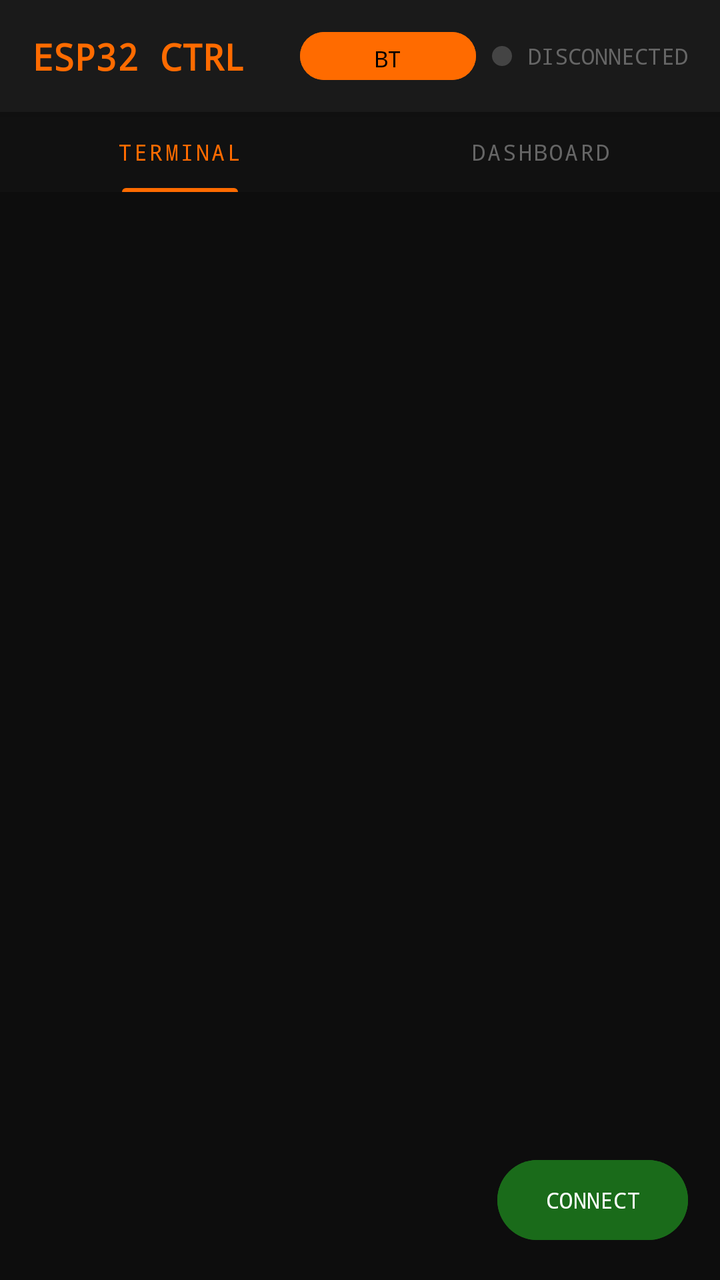
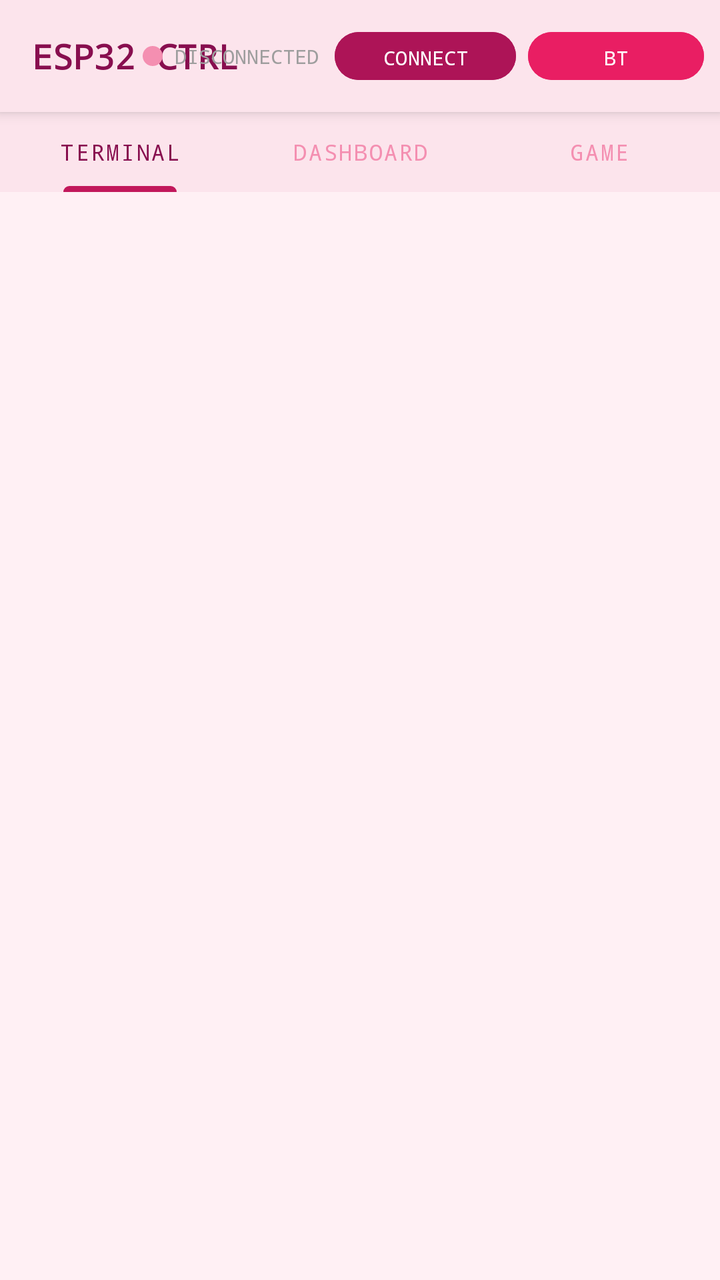

Two renders of the same Android screen: before a commit and after it. Below are the layout's source before the change and the commit's diff.
<!-- AndroidManifest.xml: application theme Theme.ESP32_valdymas -->
<!-- res/layout/fragment_main.xml -->
<?xml version="1.0" encoding="utf-8"?>
<androidx.constraintlayout.widget.ConstraintLayout
    xmlns:android="http://schemas.android.com/apk/res/android"
    xmlns:app="http://schemas.android.com/apk/res-auto"
    android:layout_width="match_parent"
    android:layout_height="match_parent"
    android:background="#0D0D0D">

    
    <androidx.constraintlayout.widget.ConstraintLayout
        android:id="@+id/header"
        android:layout_width="0dp"
        android:layout_height="56dp"
        android:background="#1A1A1A"
        android:elevation="4dp"
        app:layout_constraintEnd_toEndOf="parent"
        app:layout_constraintStart_toStartOf="parent"
        app:layout_constraintTop_toTopOf="parent">

        <TextView
            android:id="@+id/tvAppTitle"
            android:layout_width="wrap_content"
            android:layout_height="wrap_content"
            android:text="ESP32 CTRL"
            android:textColor="#FF6B00"
            android:textSize="18sp"
            android:textStyle="bold"
            android:fontFamily="monospace"
            app:layout_constraintBottom_toBottomOf="parent"
            app:layout_constraintStart_toStartOf="parent"
            android:layout_marginStart="16dp"
            app:layout_constraintTop_toTopOf="parent" />

        
        <View
            android:id="@+id/viewStatusDot"
            android:layout_width="10dp"
            android:layout_height="10dp"
            android:background="@drawable/status_dot"
            android:layout_marginEnd="8dp"
            app:layout_constraintBottom_toBottomOf="parent"
            app:layout_constraintEnd_toStartOf="@+id/tvConnectionStatus"
            app:layout_constraintTop_toTopOf="parent" />

        <TextView
            android:id="@+id/tvConnectionStatus"
            android:layout_width="wrap_content"
            android:layout_height="wrap_content"
            android:text="DISCONNECTED"
            android:textColor="#666666"
            android:textSize="11sp"
            android:fontFamily="monospace"
            android:layout_marginEnd="16dp"
            app:layout_constraintBottom_toBottomOf="parent"
            app:layout_constraintEnd_toEndOf="parent"
            app:layout_constraintTop_toTopOf="parent" />

        <Button
            android:id="@+id/bList"
            android:layout_width="wrap_content"
            android:layout_height="32dp"
            android:text="BT"
            android:textSize="11sp"
            android:fontFamily="monospace"
            android:backgroundTint="#FF6B00"
            android:textColor="#000000"
            android:layout_marginEnd="8dp"
            app:layout_constraintBottom_toBottomOf="parent"
            app:layout_constraintEnd_toStartOf="@+id/viewStatusDot"
            app:layout_constraintTop_toTopOf="parent" />

    </androidx.constraintlayout.widget.ConstraintLayout>

    
    <com.google.android.material.tabs.TabLayout
        android:id="@+id/tabLayout"
        android:layout_width="0dp"
        android:layout_height="40dp"
        android:background="#111111"
        app:tabTextColor="#666666"
        app:tabSelectedTextColor="#FF6B00"
        app:tabIndicatorColor="#FF6B00"
        app:tabIndicatorHeight="2dp"
        app:tabTextAppearance="@style/MonoTabText"
        app:layout_constraintEnd_toEndOf="parent"
        app:layout_constraintStart_toStartOf="parent"
        app:layout_constraintTop_toBottomOf="@+id/header">
        <com.google.android.material.tabs.TabItem
            android:layout_width="wrap_content"
            android:layout_height="wrap_content"
            android:text="TERMINAL" />
        <com.google.android.material.tabs.TabItem
            android:layout_width="wrap_content"
            android:layout_height="wrap_content"
            android:text="DASHBOARD" />
    </com.google.android.material.tabs.TabLayout>

    
    <androidx.viewpager2.widget.ViewPager2
        android:id="@+id/viewPager"
        android:layout_width="0dp"
        android:layout_height="0dp"
        app:layout_constraintBottom_toBottomOf="parent"
        app:layout_constraintEnd_toEndOf="parent"
        app:layout_constraintStart_toStartOf="parent"
        app:layout_constraintTop_toBottomOf="@+id/tabLayout" />

    
    <Button
        android:id="@+id/bConnect"
        android:layout_width="wrap_content"
        android:layout_height="wrap_content"
        android:text="CONNECT"
        android:textSize="11sp"
        android:fontFamily="monospace"
        android:backgroundTint="#1A6B1A"
        android:textColor="#FFFFFF"
        android:layout_marginEnd="16dp"
        android:layout_marginBottom="16dp"
        app:layout_constraintBottom_toBottomOf="parent"
        app:layout_constraintEnd_toEndOf="parent" />

</androidx.constraintlayout.widget.ConstraintLayout>
<!-- resources referenced by this layout -->
<resources>
  <!-- drawable status_dot (drawable) -->
  <?xml version="1.0" encoding="utf-8"?>
  <shape xmlns:android="http://schemas.android.com/apk/res/android"
      android:shape="oval">
      <solid android:color="#444444" />
  </shape>
  <style name="MonoTabText" parent="TextAppearance.Design.Tab">
          <item name="android:textSize">11sp</item>
          <item name="android:fontFamily">monospace</item>
          <item name="android:letterSpacing">0.1</item>
      </style>
  <style name="Theme.ESP32_valdymas" parent="android:Theme.Material.Light.NoActionBar">
          
      </style>
</resources>

<!-- the commit's change to res/layout/fragment_main.xml (unified diff, before → after) -->
@@ -4,120 +4,83 @@
     xmlns:app="http://schemas.android.com/apk/res-auto"
     android:layout_width="match_parent"
     android:layout_height="match_parent"
-    android:background="#0D0D0D">
+    android:background="#FFF0F4">
 
-    
     <androidx.constraintlayout.widget.ConstraintLayout
         android:id="@+id/header"
-        android:layout_width="0dp"
-        android:layout_height="56dp"
-        android:background="#1A1A1A"
-        android:elevation="4dp"
-        app:layout_constraintEnd_toEndOf="parent"
+        android:layout_width="0dp" android:layout_height="56dp"
+        android:background="#FCE4EC" android:elevation="4dp"
+        app:layout_constraintTop_toTopOf="parent"
         app:layout_constraintStart_toStartOf="parent"
-        app:layout_constraintTop_toTopOf="parent">
+        app:layout_constraintEnd_toEndOf="parent">
 
-        <TextView
-            android:id="@+id/tvAppTitle"
-            android:layout_width="wrap_content"
-            android:layout_height="wrap_content"
-            android:text="ESP32 CTRL"
-            android:textColor="#FF6B00"
-            android:textSize="18sp"
-            android:textStyle="bold"
-            android:fontFamily="monospace"
-            app:layout_constraintBottom_toBottomOf="parent"
+        <TextView android:id="@+id/tvAppTitle"
+            android:layout_width="wrap_content" android:layout_height="wrap_content"
+            android:text="ESP32 CTRL" android:textColor="#880E4F"
+            android:textSize="17sp" android:textStyle="bold" android:fontFamily="monospace"
+            android:layout_marginStart="16dp"
             app:layout_constraintStart_toStartOf="parent"
-            android:layout_marginStart="16dp"
-            app:layout_constraintTop_toTopOf="parent" />
+            app:layout_constraintTop_toTopOf="parent"
+            app:layout_constraintBottom_toBottomOf="parent"/>
 
-        
-        <View
-            android:id="@+id/viewStatusDot"
-            android:layout_width="10dp"
-            android:layout_height="10dp"
-            android:background="@drawable/status_dot"
+        <View android:id="@+id/viewStatusDot"
+            android:layout_width="10dp" android:layout_height="10dp"
+            android:background="@drawable/status_dot" android:layout_marginEnd="6dp"
+            app:layout_constraintEnd_toStartOf="@+id/tvConnectionStatus"
+            app:layout_constraintTop_toTopOf="parent"
+            app:layout_constraintBottom_toBottomOf="parent"/>
+
+        <TextView android:id="@+id/tvConnectionStatus"
+            android:layout_width="wrap_content" android:layout_height="wrap_content"
+            android:text="DISCONNECTED" android:textColor="#9E9E9E"
+            android:textSize="10sp" android:fontFamily="monospace"
             android:layout_marginEnd="8dp"
-            app:layout_constraintBottom_toBottomOf="parent"
-            app:layout_constraintEnd_toStartOf="@+id/tvConnectionStatus"
-            app:layout_constraintTop_toTopOf="parent" />
+            app:layout_constraintEnd_toStartOf="@+id/bConnect"
+            app:layout_constraintTop_toTopOf="parent"
+            app:layout_constraintBottom_toBottomOf="parent"/>
 
-        <TextView
-            android:id="@+id/tvConnectionStatus"
-            android:layout_width="wrap_content"
-            android:layout_height="wrap_content"
-            android:text="DISCONNECTED"
-            android:textColor="#666666"
-            android:textSize="11sp"
-            android:fontFamily="monospace"
-            android:layout_marginEnd="16dp"
-            app:layout_constraintBottom_toBottomOf="parent"
+        <Button android:id="@+id/bConnect"
+            android:layout_width="wrap_content" android:layout_height="32dp"
+            android:text="CONNECT" android:textSize="10sp" android:fontFamily="monospace"
+            android:backgroundTint="#AD1457" android:textColor="#FFFFFF"
+            android:layout_marginEnd="6dp"
+            app:layout_constraintEnd_toStartOf="@+id/bList"
+            app:layout_constraintTop_toTopOf="parent"
+            app:layout_constraintBottom_toBottomOf="parent"/>
+
+        <Button android:id="@+id/bList"
+            android:layout_width="wrap_content" android:layout_height="32dp"
+            android:text="BT" android:textSize="10sp" android:fontFamily="monospace"
+            android:backgroundTint="#E91E63" android:textColor="#FFFFFF"
+            android:layout_marginEnd="8dp"
             app:layout_constraintEnd_toEndOf="parent"
-            app:layout_constraintTop_toTopOf="parent" />
-
-        <Button
-            android:id="@+id/bList"
-            android:layout_width="wrap_content"
-            android:layout_height="32dp"
-            android:text="BT"
-            android:textSize="11sp"
-            android:fontFamily="monospace"
-            android:backgroundTint="#FF6B00"
-            android:textColor="#000000"
-            android:layout_marginEnd="8dp"
-            app:layout_constraintBottom_toBottomOf="parent"
-            app:layout_constraintEnd_toStartOf="@+id/viewStatusDot"
-            app:layout_constraintTop_toTopOf="parent" />
-
+            app:layout_constraintTop_toTopOf="parent"
+            app:layout_constraintBottom_toBottomOf="parent"/>
     </androidx.constraintlayout.widget.ConstraintLayout>
 
-    
     <com.google.android.material.tabs.TabLayout
         android:id="@+id/tabLayout"
-        android:layout_width="0dp"
-        android:layout_height="40dp"
-        android:background="#111111"
-        app:tabTextColor="#666666"
-        app:tabSelectedTextColor="#FF6B00"
-        app:tabIndicatorColor="#FF6B00"
-        app:tabIndicatorHeight="2dp"
+        android:layout_width="0dp" android:layout_height="40dp"
+        android:background="#FCE4EC"
+        app:tabTextColor="#F48FB1"
+        app:tabSelectedTextColor="#880E4F"
+        app:tabIndicatorColor="#C2185B"
+        app:tabIndicatorHeight="3dp"
         app:tabTextAppearance="@style/MonoTabText"
-        app:layout_constraintEnd_toEndOf="parent"
+        app:layout_constraintTop_toBottomOf="@+id/header"
         app:layout_constraintStart_toStartOf="parent"
-        app:layout_constraintTop_toBottomOf="@+id/header">
-        <com.google.android.material.tabs.TabItem
-            android:layout_width="wrap_content"
-            android:layout_height="wrap_content"
-            android:text="TERMINAL" />
-        <com.google.android.material.tabs.TabItem
-            android:layout_width="wrap_content"
-            android:layout_height="wrap_content"
-            android:text="DASHBOARD" />
+        app:layout_constraintEnd_toEndOf="parent">
+        <com.google.android.material.tabs.TabItem android:layout_width="wrap_content" android:layout_height="wrap_content" android:text="TERMINAL"/>
+        <com.google.android.material.tabs.TabItem android:layout_width="wrap_content" android:layout_height="wrap_content" android:text="DASHBOARD"/>
+        <com.google.android.material.tabs.TabItem android:layout_width="wrap_content" android:layout_height="wrap_content" android:text="GAME"/>
     </com.google.android.material.tabs.TabLayout>
 
-    
     <androidx.viewpager2.widget.ViewPager2
         android:id="@+id/viewPager"
-        android:layout_width="0dp"
-        android:layout_height="0dp"
+        android:layout_width="0dp" android:layout_height="0dp"
+        app:layout_constraintTop_toBottomOf="@+id/tabLayout"
         app:layout_constraintBottom_toBottomOf="parent"
-        app:layout_constraintEnd_toEndOf="parent"
         app:layout_constraintStart_toStartOf="parent"
-        app:layout_constraintTop_toBottomOf="@+id/tabLayout" />
-
-    
-    <Button
-        android:id="@+id/bConnect"
-        android:layout_width="wrap_content"
-        android:layout_height="wrap_content"
-        android:text="CONNECT"
-        android:textSize="11sp"
-        android:fontFamily="monospace"
-        android:backgroundTint="#1A6B1A"
-        android:textColor="#FFFFFF"
-        android:layout_marginEnd="16dp"
-        android:layout_marginBottom="16dp"
-        app:layout_constraintBottom_toBottomOf="parent"
-        app:layout_constraintEnd_toEndOf="parent" />
+        app:layout_constraintEnd_toEndOf="parent"/>
 
 </androidx.constraintlayout.widget.ConstraintLayout>
<!-- resource entries referenced after the edit -->
@@ -2,14 +2,13 @@
 <resources>
   <!-- drawable status_dot (drawable) -->
   <?xml version="1.0" encoding="utf-8"?>
-  <shape xmlns:android="http://schemas.android.com/apk/res/android"
-      android:shape="oval">
-      <solid android:color="#444444" />
+  <shape xmlns:android="http://schemas.android.com/apk/res/android" android:shape="oval">
+      <solid android:color="#F48FB1"/>
   </shape>
   <style name="MonoTabText" parent="TextAppearance.Design.Tab">
           <item name="android:textSize">11sp</item>
           <item name="android:fontFamily">monospace</item>
-          <item name="android:letterSpacing">0.1</item>
+          <item name="android:letterSpacing">0.08</item>
       </style>
   <style name="Theme.ESP32_valdymas" parent="android:Theme.Material.Light.NoActionBar">
           
